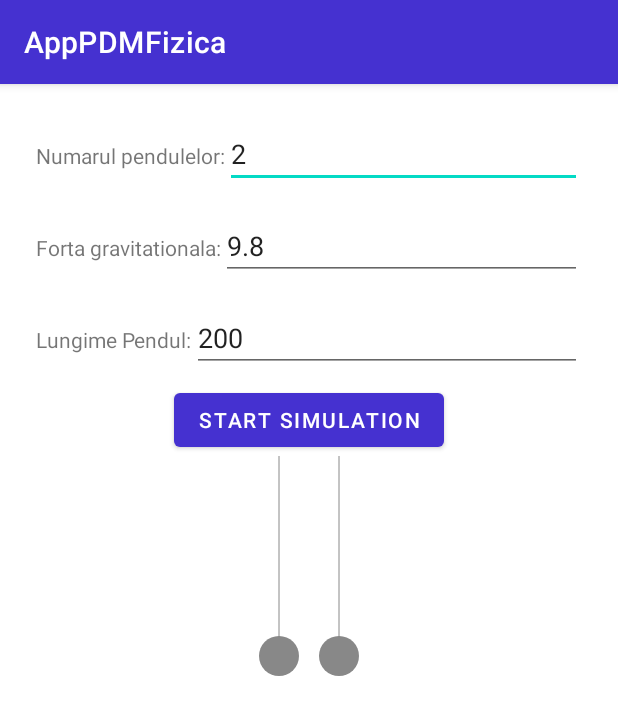
After one commit to Emanuel532/PDMAndroidProject, an Android app: the NewtonsCradle screen opened directly, with no data from a screen before it, on a phone screen of 412 x 824 dp. The commit adds this screen. Shown: the top 715 px of the screen. Run offline under Robolectric (Android 15) with nearby library versions, the phone set to English and light mode, and no system bars.

Commit message:
pendulul lui newton facut pt 2

```diff
--- /dev/null
+++ b/app/src/main/java/com/example/apppdmfizica/NewtonsCradle.java
@@ -0,0 +1,55 @@
+package com.example.apppdmfizica;
+
+import android.os.Bundle;
+import android.widget.Button;
+import android.widget.EditText;
+
+import androidx.appcompat.app.AppCompatActivity;
+
+public class NewtonsCradle extends AppCompatActivity {
+
+    private NewtonsCradleView newtonsCradleView;
+    private EditText numPendulumsInput;
+    private EditText gravityInput;
+    private EditText pendulumLengthInput;
+    private Button startButton;
+
+    @Override
+    protected void onCreate(Bundle savedInstanceState) {
+        super.onCreate(savedInstanceState);
+        setContentView(R.layout.activity_newtons_cradle);
+
+        newtonsCradleView = findViewById(R.id.newtonsCradleView);
+        numPendulumsInput = findViewById(R.id.numPendulumsInput);
+        gravityInput = findViewById(R.id.gravityInput);
+        pendulumLengthInput = findViewById(R.id.pendulumLengthInput);
+        startButton = findViewById(R.id.startButton);
+
+        startButton.setOnClickListener(v -> {
+            int numPendulums = parseIntOrDefault(numPendulumsInput.getText().toString(), 2);
+            float gravity = parseFloatOrDefault(gravityInput.getText().toString(), 9.8f);
+            float pendulumLength = parseFloatOrDefault(pendulumLengthInput.getText().toString(), 200f);
+
+            newtonsCradleView.setNumPendulums(numPendulums);
+            newtonsCradleView.setGravity(gravity);
+            newtonsCradleView.setPendulumLength(pendulumLength);
+            newtonsCradleView.startSimulation();
+        });
+    }
+
+    private int parseIntOrDefault(String str, int defaultValue) {
+        try {
+            return Integer.parseInt(str);
+        } catch (NumberFormatException e) {
+            return defaultValue;
+        }
+    }
+
+    private float parseFloatOrDefault(String str, float defaultValue) {
+        try {
+            return Float.parseFloat(str);
+        } catch (NumberFormatException e) {
+            return defaultValue;
+        }
+    }
+}
--- /dev/null
+++ b/app/src/main/java/com/example/apppdmfizica/NewtonsCradleView.java
@@ -0,0 +1,129 @@
+package com.example.apppdmfizica;
+
+import android.content.Context;
+import android.graphics.Canvas;
+import android.graphics.Color;
+import android.graphics.Paint;
+import android.util.AttributeSet;
+import android.view.View;
+
+public class NewtonsCradleView extends View {
+
+    private Paint paint;
+    private int numPendulums;
+    private float gravity;
+    private float pendulumLength;
+    private float[] angles;
+    private float[] angularVelocities;
+    private long lastUpdateTime;
+    private boolean isSimulationRunning;
+
+    public NewtonsCradleView(Context context, AttributeSet attrs) {
+        super(context, attrs);
+        init();
+    }
+
+    private void init() {
+        paint = new Paint();
+        paint.setColor(Color.GRAY);
+        paint.setStyle(Paint.Style.FILL);
+
+        numPendulums = 2;
+        gravity = 9.8f;
+        pendulumLength = 200.0f;
+        angles = new float[numPendulums];
+        angularVelocities = new float[numPendulums];
+        isSimulationRunning = false;
+
+        // Initialize angles for visualization
+        for (int i = 0; i < numPendulums; i++) {
+            angles[i] = 0f;
+            angularVelocities[i] = 0f;
+        }
+    }
+
+    @Override
+    protected void onDraw(Canvas canvas) {
+        super.onDraw(canvas);
+        if (isSimulationRunning) {
+            updatePositions();
+        }
+        drawPendulums(canvas);
+        invalidate();
+    }
+
+    private void drawPendulums(Canvas canvas) {
+        int width = getWidth();
+        int height = getHeight();
+        float centerX = width / 2f;
+        float startX = centerX - (numPendulums - 1) * 30;  // Adjusting the distance between pendulums
+
+        for (int i = 0; i < numPendulums; i++) {
+            float angle = angles[i];
+            float x = startX + i * 60;  // 60 is the sum of the radius of two pendulums
+            float y = 0;
+            float bobX = x + pendulumLength * (float) Math.sin(angle);
+            float bobY = y + pendulumLength * (float) Math.cos(angle);
+            canvas.drawLine(x, y, bobX, bobY, paint);
+            canvas.drawCircle(bobX, bobY, 20.0f, paint);
+        }
+    }
+
+    private void updatePositions() {
+        long currentTime = System.currentTimeMillis();
+        long elapsedTime = currentTime - lastUpdateTime;
+        float dt = elapsedTime / 1000.0f;  // Convert to seconds
+
+        for (int i = 0; i < numPendulums; i++) {
+            float angle = angles[i];
+            float angularVelocity = angularVelocities[i];
+
+            float angularAcceleration = -gravity / pendulumLength * (float) Math.sin(angle);
+            angularVelocity += angularAcceleration * dt;
+            angle += angularVelocity * dt;
+
+            angles[i] = angle;
+            angularVelocities[i] = angularVelocity;
+        }
+
+        // Simulate collision between pendulums
+        for (int i = 0; i < numPendulums - 1; i++) {
+            if (Math.abs(angles[i] - angles[i + 1]) < 0.01f) {
+                float temp = angularVelocities[i];
+                angularVelocities[i] = angularVelocities[i + 1];
+                angularVelocities[i + 1] = temp;
+            }
+        }
+
+        lastUpdateTime = currentTime;
+    }
+
+    public void setNumPendulums(int numPendulums) {
+        this.numPendulums = numPendulums;
+        angles = new float[numPendulums];
+        angularVelocities = new float[numPendulums];
+        for (int i = 0; i < numPendulums; i++) {
+            angles[i] = 0f;
+            angularVelocities[i] = 0f;
+        }
+    }
+
+    public void setGravity(float gravity) {
+        this.gravity = gravity;
+    }
+
+    public void setPendulumLength(float pendulumLength) {
+        this.pendulumLength = pendulumLength;
+    }
+
+    public void startSimulation() {
+        isSimulationRunning = true;
+        lastUpdateTime = System.currentTimeMillis();
+
+        // Start the leftmost pendulum at an initial angle
+        angles[0] = -(float) Math.PI / 4;  // -45 degrees to start from left to right
+        angularVelocities[0] = 0f;
+
+        invalidate();
+    }
+}
--- /dev/null
+++ b/app/src/main/res/layout/activity_newtons_cradle.xml
@@ -0,0 +1,81 @@
+<LinearLayout xmlns:android="http://schemas.android.com/apk/res/android"
+    xmlns:tools="http://schemas.android.com/tools"
+    android:layout_width="match_parent"
+    android:layout_height="match_parent"
+    android:orientation="vertical"
+    android:padding="16dp"
+    tools:context=".NewtonsCradle">
+
+    <LinearLayout
+        android:layout_width="match_parent"
+        android:layout_height="wrap_content"
+        android:orientation="horizontal"
+        android:padding="8dp">
+
+        <TextView
+            android:layout_width="wrap_content"
+            android:layout_height="wrap_content"
+            android:text="Numarul pendulelor:" />
+
+        <EditText
+            android:id="@+id/numPendulumsInput"
+            android:layout_width="0dp"
+            android:layout_height="wrap_content"
+            android:layout_weight="1"
+            android:inputType="number"
+            android:text="2" />
+    </LinearLayout>
+
+    <LinearLayout
+        android:layout_width="match_parent"
+        android:layout_height="wrap_content"
+        android:orientation="horizontal"
+        android:padding="8dp">
+
+        <TextView
+            android:layout_width="wrap_content"
+            android:layout_height="wrap_content"
+            android:text="Forta gravitationala:" />
+
+        <EditText
+            android:id="@+id/gravityInput"
+            android:layout_width="0dp"
+            android:layout_height="wrap_content"
+            android:layout_weight="1"
+            android:inputType="numberDecimal"
+            android:text="9.8" />
+    </LinearLayout>
+
+    <LinearLayout
+        android:layout_width="match_parent"
+        android:layout_height="wrap_content"
+        android:orientation="horizontal"
+        android:padding="8dp">
+
+        <TextView
+            android:layout_width="wrap_content"
+            android:layout_height="wrap_content"
+            android:text="Lungime Pendul:" />
+
+        <EditText
+            android:id="@+id/pendulumLengthInput"
+            android:layout_width="0dp"
+            android:layout_height="wrap_content"
+            android:layout_weight="1"
+            android:inputType="numberDecimal"
+            android:text="200" />
+    </LinearLayout>
+
+    <Button
+        android:id="@+id/startButton"
+        android:layout_width="wrap_content"
+        android:layout_height="wrap_content"
+        android:layout_gravity="center"
+        android:text="Start Simulation" />
+
+    <com.example.apppdmfizica.NewtonsCradleView
+        android:id="@+id/newtonsCradleView"
+        android:layout_width="match_parent"
+        android:layout_height="0dp"
+        android:layout_weight="1" />
+</LinearLayout>
--- a/app/src/main/res/layout/activity_vizualizator_list.xml
+++ b/app/src/main/res/layout/activity_vizualizator_list.xml
@@ -65,13 +65,13 @@
                 android:backgroundTint="@color/galben_tema" />
 
             <Button
-                android:id="@+id/button_formula5"
+                android:id="@+id/butonNewtonCradles"
                 android:layout_width="0dp"
                 android:layout_height="wrap_content"
                 android:layout_columnWeight="1"
                 android:layout_rowWeight="1"
                 android:layout_margin="8dp"
-                android:text="Legea lui Hooke"
+                android:text="Pendulul lui Newton"
                 android:textColor="@color/text_buton"
                 android:backgroundTint="@color/galben_tema" />
 
```
Also changed, not shown: app/src/main/AndroidManifest.xml (+7 -0 lines), app/src/main/java/com/example/apppdmfizica/VizualizatorList.java (+9 -0 lines).
